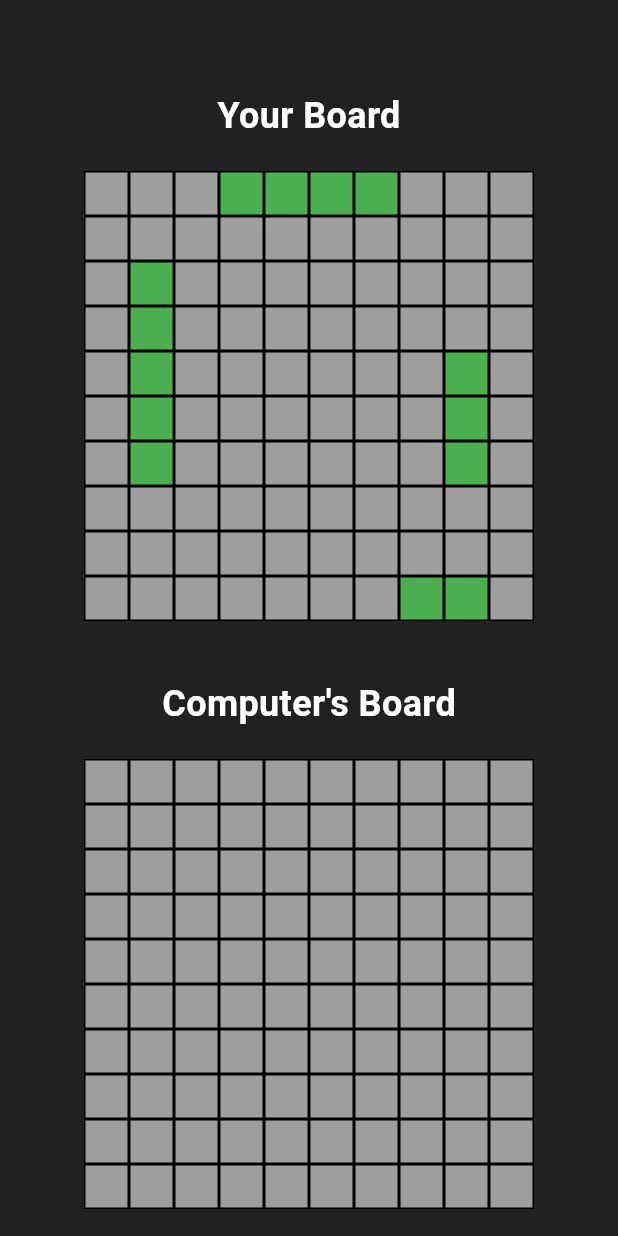
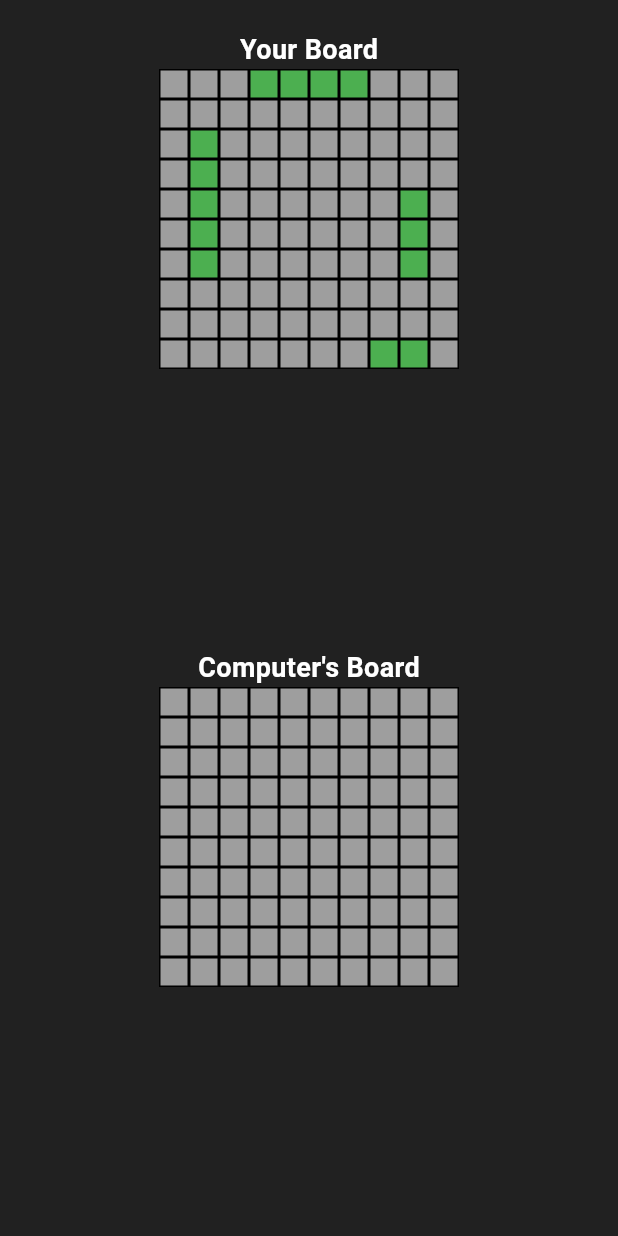
Before and after one commit to UserPierreG/new_tictactoe, a Flutter app: the screen it shows after launch, after a tap on "Single Player", on a phone screen of 412 x 824 dp. Run offline on Flutter 3.47's test engine with Material 3 defaults, Android fonts, the phone set to English and light mode, and no system bars; our stand-ins replace cloud_firestore, firebase_core; accounts and stored records are empty.

Commit message:
connect to phone

```diff
--- a/lib/pages/game_room.dart
+++ b/lib/pages/game_room.dart
@@ -1,5 +1,6 @@
 import 'package:flutter/material.dart';
 import 'package:flutter/services.dart';
+import 'package:new_tictacto/pages/userInterface.dart';
 import 'package:new_tictacto/services/databaseServices.dart';
 
 class GameRoom extends StatefulWidget {
@@ -36,7 +37,7 @@ class _GameRoomState extends State<GameRoom> {
             return _buildErrorScreen(snapshot.error.toString());
           } else {
             bool isFull = snapshot.data ?? false;
-            return isFull ? _buildOrangeScreen() : _buildWaitingScreen();
+            return isFull ? BattleshipApp() : _buildWaitingScreen();
           }
         },
       ),
@@ -72,21 +73,6 @@ class _GameRoomState extends State<GameRoom> {
     );
   }
 
-  Widget _buildOrangeScreen() {
-    return Center(
-      child: Container(
-        color: Colors.orange,
-        child: const Column(
-          mainAxisAlignment: MainAxisAlignment.center,
-          children: [
-            Text('Another user has joined the room.'),
-            // You can display more information about the room here
-          ],
-        ),
-      ),
-    );
-  }
-
   Widget _buildErrorScreen(String error) {
     return Center(
       child: Text('Error: $error'),
--- a/lib/pages/userInterface.dart
+++ b/lib/pages/userInterface.dart
@@ -1,5 +1,3 @@
-// ignore_for_file: avoid_print
-
 import 'package:flutter/material.dart';
 import 'package:new_tictacto/game/board.dart';
 import 'package:new_tictacto/game/player.dart';
@@ -12,12 +10,10 @@ void main() {
 class BattleshipApp extends StatelessWidget {
   static String routeName = '/board2-page';
   late Game game;
-
   bool notPlay = false;
 
   BattleshipApp({Key? key}) : super(key: key) {
-    game = Game();
-    game.start();
+    game = Game()..start();
   }
 
   @override
@@ -30,15 +26,15 @@ class BattleshipApp extends StatelessWidget {
           child: Column(
             mainAxisAlignment: MainAxisAlignment.center,
             children: [
-              const SizedBox(height: 60),
-              const Text(
+              SizedBox(height: 20),
+              Text(
                 'Your Board',
                 style: TextStyle(
-                    fontSize: 24,
-                    fontWeight: FontWeight.bold,
-                    color: Colors.white),
+                  fontSize: 18,
+                  fontWeight: FontWeight.bold,
+                  color: Colors.white,
+                ),
               ),
-              const SizedBox(height: 20),
               Expanded(
                 child: Row(
                   mainAxisAlignment: MainAxisAlignment.center,
@@ -53,15 +49,15 @@ class BattleshipApp extends StatelessWidget {
                   ],
                 ),
               ),
-              const SizedBox(height: 20),
-              const Text(
+              SizedBox(height: 20),
+              Text(
                 'Computer\'s Board',
                 style: TextStyle(
-                    fontSize: 24,
-                    fontWeight: FontWeight.bold,
-                    color: Colors.white),
+                  fontSize: 18,
+                  fontWeight: FontWeight.bold,
+                  color: Colors.white,
+                ),
               ),
-              const SizedBox(height: 20),
               Expanded(
                 child: Row(
                   mainAxisAlignment: MainAxisAlignment.center,
@@ -128,8 +124,8 @@ class _SquareWidgetState extends State<SquareWidget> {
         setState(() {});
       },
       child: Container(
-        width: 30,
-        height: 30,
+        width: 20,
+        height: 20,
         decoration: BoxDecoration(
           color: determineColour(widget.square),
           border: Border.all(color: Colors.black),
@@ -149,11 +145,7 @@ class _SquareWidgetState extends State<SquareWidget> {
       case SquareStatus.empty:
         return Colors.grey;
       case SquareStatus.ship:
-        if (widget.visibleShips) {
-          return Colors.green;
-        } else {
-          return Colors.grey;
-        }
+        return widget.visibleShips ? Colors.green : Colors.grey;
       case SquareStatus.hit:
         return Colors.orange;
       case SquareStatus.miss:
```
Also changed, not shown: 1 other file.
